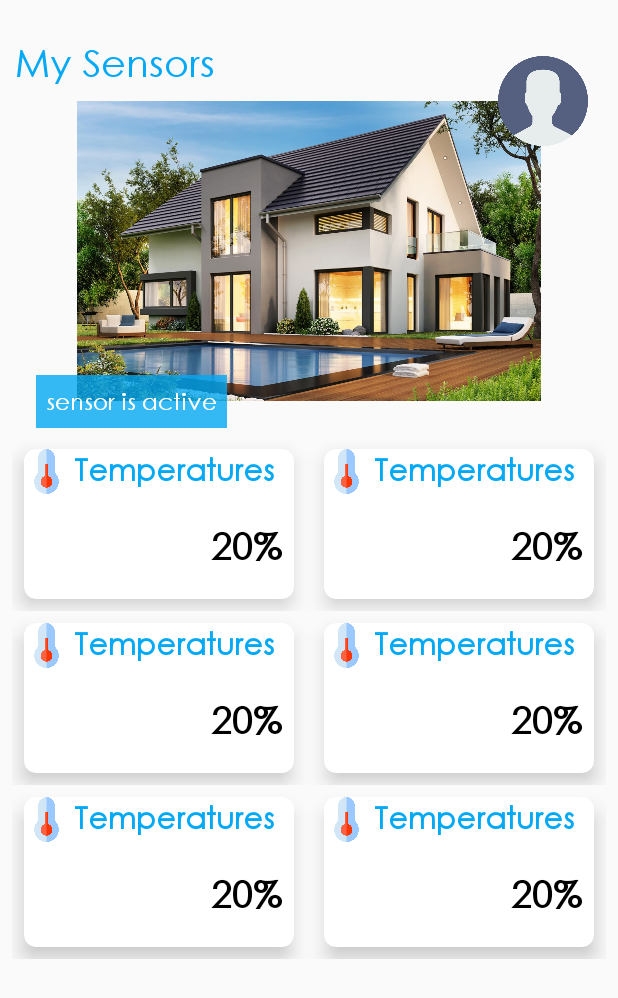
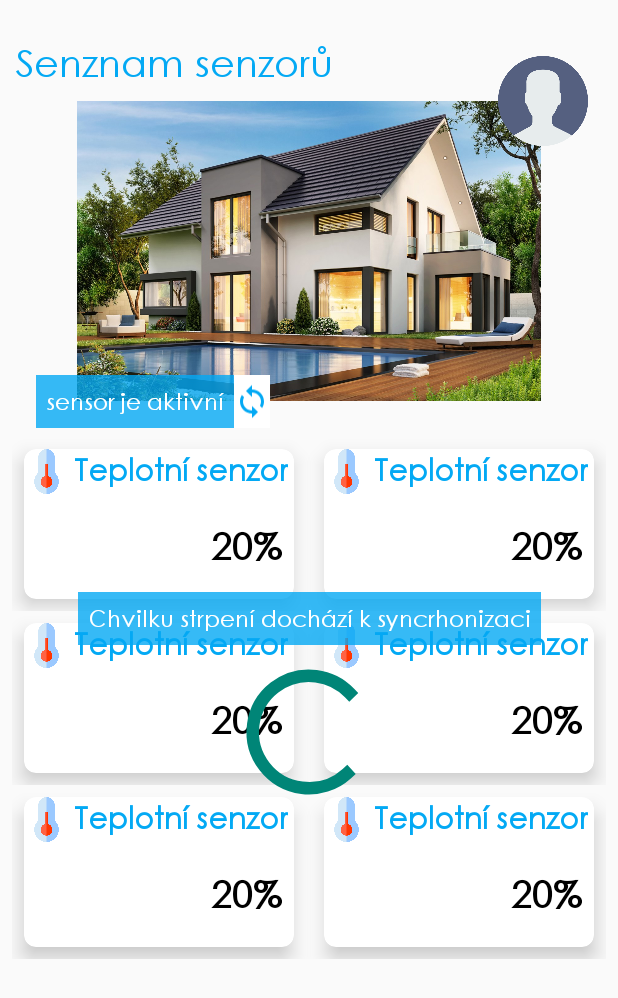
Before and after one commit to Founasek-ufo/AppOld, an Android app: the layout main_activity.xml on its own in the app's theme, with its tools: preview values and no code run, on a phone screen of 412 x 824 dp. Shown: the top 998 px of the screen. Run offline under Robolectric (Android 15) with nearby library versions, the phone set to English and light mode, and no system bars.

Commit message:
adding listener to MainActivity. Change the layout add the progress bar and indicator of sync

```diff
--- a/app/build.gradle
+++ b/app/build.gradle
@@ -11,7 +11,7 @@ android {
         minSdkVersion 23
         targetSdkVersion 28
         versionCode 1
-        versionName "0.1.01"
+        versionName "0.1.02"
         testInstrumentationRunner "androidx.test.runner.AndroidJUnitRunner"
     }
     buildTypes {
--- a/app/src/main/java/com/example/homesensors/activities/TemperatureActivity.kt
+++ b/app/src/main/java/com/example/homesensors/activities/TemperatureActivity.kt
@@ -116,6 +116,9 @@ class TemperatureActivity : AppCompatActivity(), OnClickListener {
                     Log.d(TAG, "dataReady")
                 }
 
+                override fun dataError() {
+                    Log.d(TAG, "dataError")
+                }
             }))
                 .get(OneSensorViewModel::class.java)
 
--- a/app/src/main/java/com/example/homesensors/handlers/DatabaseHandler.kt
+++ b/app/src/main/java/com/example/homesensors/handlers/DatabaseHandler.kt
@@ -8,7 +8,7 @@ import okhttp3.OkHttpClient
 class DatabaseHandler(application: Application) {
 
     val TAG = "DatabaseHandler"
-    var client = OkHttpClient()
+    private var client = OkHttpClient()
     var request = OkHttpRequest(client)
     val url = "https://iot.otavanet.cz/graphql"
     val token: String
--- a/app/src/main/java/com/example/homesensors/interface/onDataReadeListener.kt
+++ b/app/src/main/java/com/example/homesensors/interface/onDataReadeListener.kt
@@ -3,4 +3,6 @@ package com.example.homesensors.`interface`
 interface onDataReadeListener {
 
     fun dataReady()
+
+    fun dataError()
 }
--- a/app/src/main/java/com/example/homesensors/services/OneSensorService.kt
+++ b/app/src/main/java/com/example/homesensors/services/OneSensorService.kt
@@ -18,6 +18,10 @@ class OneSensorService(application: Application, sensorID: String, dataReadyList
     onDataReadeListener {
     override fun dataReady() {
         Log.d(TAG, "dataReady")
+    }
+
+    override fun dataError() {
+        Log.d(TAG, "dataError")
     }
 
     private val dbHandler: DatabaseHandler
--- /dev/null
+++ b/app/src/main/res/drawable/ic_loop_black_24dp.xml
@@ -0,0 +1,5 @@
+<vector android:height="24dp" android:tint="#03A9F4"
+    android:viewportHeight="24.0" android:viewportWidth="24.0"
+    android:width="24dp" xmlns:android="http://schemas.android.com/apk/res/android">
+    <path android:fillColor="#FF000000" android:pathData="M12,4L12,1L8,5l4,4L12,6c3.31,0 6,2.69 6,6 0,1.01 -0.25,1.97 -0.7,2.8l1.46,1.46C19.54,15.03 20,13.57 20,12c0,-4.42 -3.58,-8 -8,-8zM12,18c-3.31,0 -6,-2.69 -6,-6 0,-1.01 0.25,-1.97 0.7,-2.8L5.24,7.74C4.46,8.97 4,10.43 4,12c0,4.42 3.58,8 8,8v3l4,-4 -4,-4v3z"/>
+</vector>
--- a/app/src/main/res/layout/main_activity.xml
+++ b/app/src/main/res/layout/main_activity.xml
@@ -19,6 +19,19 @@
             app:layout_constraintStart_toStartOf="parent"
             app:layout_constraintEnd_toEndOf="parent"
             app:layout_constraintTop_toBottomOf="@+id/menu_text"/>
+
+    <ImageView
+            android:layout_width="wrap_content"
+            android:layout_height="0dp"
+            android:id="@+id/senosrs_update"
+            android:contentDescription="@string/synchronization_description"
+            tools:visibility="visible"
+            android:visibility="invisible"
+            android:background="@color/textColorWhite"
+            android:src="@drawable/ic_loop_black_24dp"
+            app:layout_constraintStart_toEndOf="@+id/sensors_active"
+            app:layout_constraintTop_toTopOf="@+id/sensors_active"
+            app:layout_constraintBottom_toBottomOf="@+id/sensors_active"/>
 
     <ImageView
             android:id="@+id/userUnknown"
@@ -56,9 +69,12 @@
             android:layout_marginStart="24dp"
             app:layout_constraintStart_toStartOf="parent"
             android:padding="10px"
+            android:visibility="invisible"
+            tools:visibility="visible"
             android:layout_marginTop="8dp"
             app:layout_constraintTop_toBottomOf="@+id/imageHouse"
             app:layout_constraintBottom_toBottomOf="@+id/imageHouse"/>
+
 
     <androidx.recyclerview.widget.RecyclerView
             android:layout_width="0dp"
@@ -71,7 +87,41 @@
             android:layout_marginTop="24dp"
             app:layout_constraintTop_toBottomOf="@+id/imageHouse"
             tools:listitem="@layout/home_node"
-            />
+            >
+    </androidx.recyclerview.widget.RecyclerView>
+
+    <TextView
+            android:text="@string/sensor_before_sync"
+            android:id="@+id/sensors_synchronization"
+            android:textSize="@dimen/textSize15"
+            android:textColor="@color/textColorWhite"
+            android:background="@color/newsInformationBackground"
+            android:textAlignment="textStart"
+            android:layout_height="wrap_content"
+            android:layout_width="wrap_content"
+            android:padding="10px"
+            tools:visibility="visible"
+            android:layout_marginBottom="8dp"
+            app:layout_constraintBottom_toBottomOf="parent"
+            android:layout_marginTop="8dp"
+            app:layout_constraintTop_toTopOf="parent"
+            android:layout_marginEnd="8dp"
+            app:layout_constraintEnd_toEndOf="parent"
+            android:layout_marginStart="8dp"
+            app:layout_constraintStart_toStartOf="parent"/>
+
+    <ProgressBar
+            style="?android:attr/progressBarStyle"
+            android:layout_width="100dp"
+            android:layout_height="100dp"
+            android:id="@+id/progress_synchronization"
+            tools:visibility="visible"
+            android:layout_marginEnd="8dp"
+            app:layout_constraintEnd_toEndOf="parent"
+            android:layout_marginStart="8dp"
+            app:layout_constraintStart_toStartOf="parent"
+            android:layout_marginTop="8dp"
+            app:layout_constraintTop_toBottomOf="@+id/sensors_synchronization"/>
 
 
 </androidx.constraintlayout.widget.ConstraintLayout>
--- a/app/src/main/res/layout/temperature_activity.xml
+++ b/app/src/main/res/layout/temperature_activity.xml
@@ -100,6 +100,9 @@
             android:id="@+id/updatingdata_image"
             android:contentDescription="@string/synchronization_description"
             android:layout_marginTop="@dimen/topMargin10"
+            tools:visibility="visible"
+            android:visibility="invisible"
+            android:background="@color/textColorWhite"
             app:layout_constraintTop_toBottomOf="@+id/position_text"
             app:layout_constraintStart_toEndOf="@+id/update_date_text"
             android:layout_marginStart="@dimen/leftMargin10"
--- a/app/src/main/res/values/strings.xml
+++ b/app/src/main/res/values/strings.xml
@@ -2,20 +2,20 @@
     <string name="app_name">HomeSensors</string>
 
     <!-- Main Menu - Texts -->
-    <string name="menu_text">My Sensors</string>
-    <string name="sensor_text_one">  sensor is active</string>
-    <string name="sensor_text_more"> sensors are active</string>
-    <string name="temperature">Temperatures</string>
+    <string name="menu_text">Senznam senzorů</string>
+    <string name="sensor_text_one">  sensor je aktivní</string>
+    <string name="sensor_text_more"> sensory jsou aktivní</string>
+    <string name="sensor_before_sync"> Chvilku strpení dochází k syncrhonizaci</string>
+    <string name="temperature">Teplotní senzor</string>
     <string name="humidity">Humidity</string>
     <string name="lights">Lights</string>
     <string name="doors">Doors</string>
     <string name="alarm">Alarm</string>
 
     <!-- Login Menu - Texts -->
-    <string name="LoginHeadline_text">Login</string>
-    <string name="Login_button">Login</string>
-    <string name="username_hint">Username</string>
-    <string name="password_hint">Password</string>
+    <string name="Login_button">Přihlášení</string>
+    <string name="username_hint">Uživatelské jméno</string>
+    <string name="password_hint">Heslo</string>
 
     <!-- Register Menu - Texts -->
     <string name="RegistrationHeadline_text">Registration</string>
@@ -26,10 +26,10 @@
     <string name="YourPassword_hint">Password</string>
 
     <!-- Temperature - Texts -->
-    <string name="message_text">Hey, all looks good!</string>
+    <string name="message_text">Vypadá to velmi dobře!</string>
     <string name="temperature_value">22</string>
     <string name="temperature_mark">°C</string>
-    <string name="position_text">Outside pool</string>
+    <string name="position_text">Venkovní teplota</string>
     <string name="synchronization_text">Just now</string>
 
 
```
Also changed, not shown: app/src/main/java/com/example/homesensors/MainActivity.kt (+17 -0 lines), app/src/main/java/com/example/homesensors/services/AllSensorsService.kt (+16 -11 lines).
